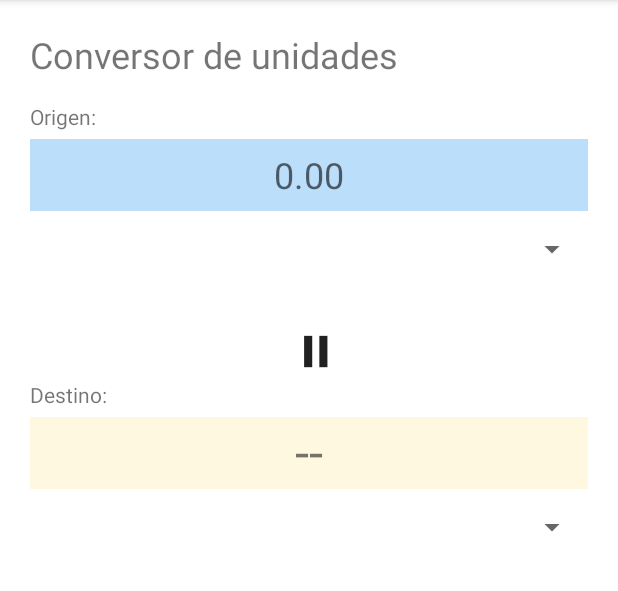
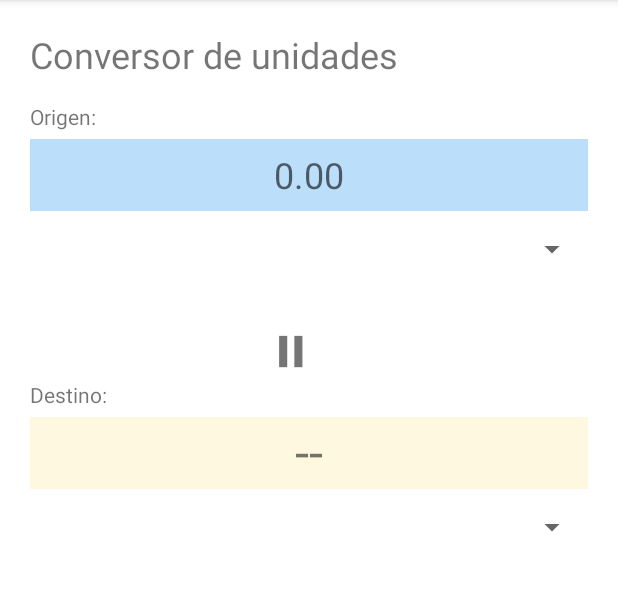
Before and after one commit to rogmed/AndroidRepo, an Android app: the screen it shows after launch (MainActivity), on a phone screen of 412 x 824 dp, the part 84-675 px from its top. Run offline under Robolectric (Android 15) with nearby library versions, the phone set to English and light mode, and no system bars.

Commit message:
Simbolo Equal es TextView

```diff
--- a/app/src/main/res/layout/conversor.xml
+++ b/app/src/main/res/layout/conversor.xml
@@ -54,9 +54,9 @@
         app:layout_constraintStart_toStartOf="parent"
         app:layout_constraintTop_toBottomOf="@+id/textValue" />
 
-    <EditText
+    <TextView
         android:id="@+id/lbEqual"
-        android:layout_width="48dp"
+        android:layout_width="0dp"
         android:layout_height="48dp"
         android:layout_marginStart="10dp"
         android:layout_marginTop="20dp"
```
